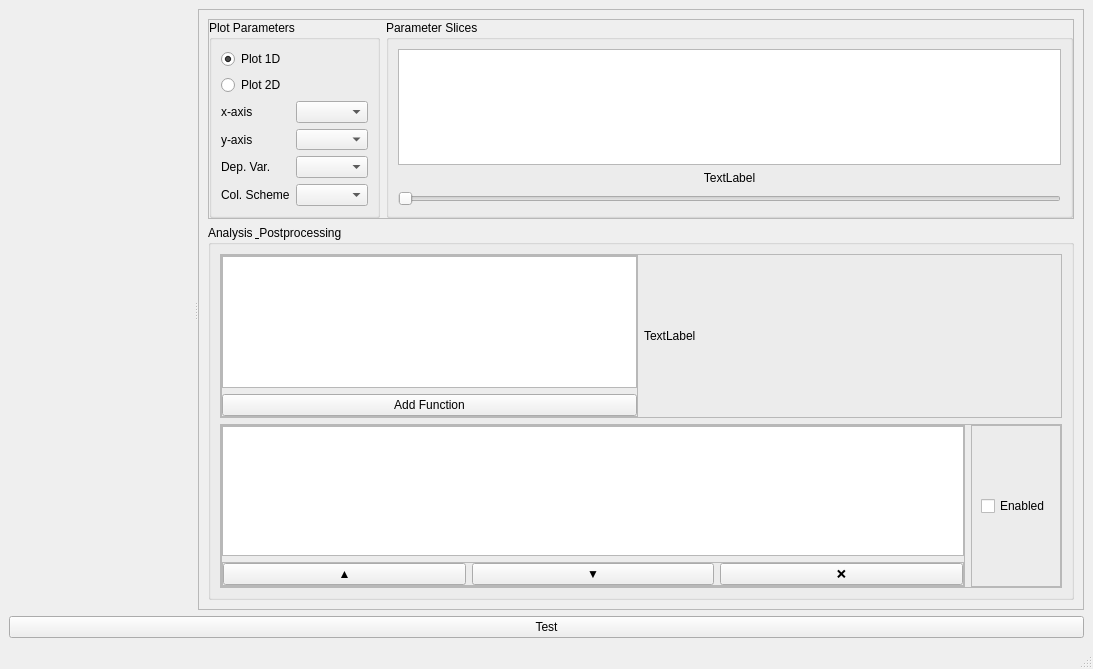
Old version of the form main.ui in the repository sqdlab/SQDViz.
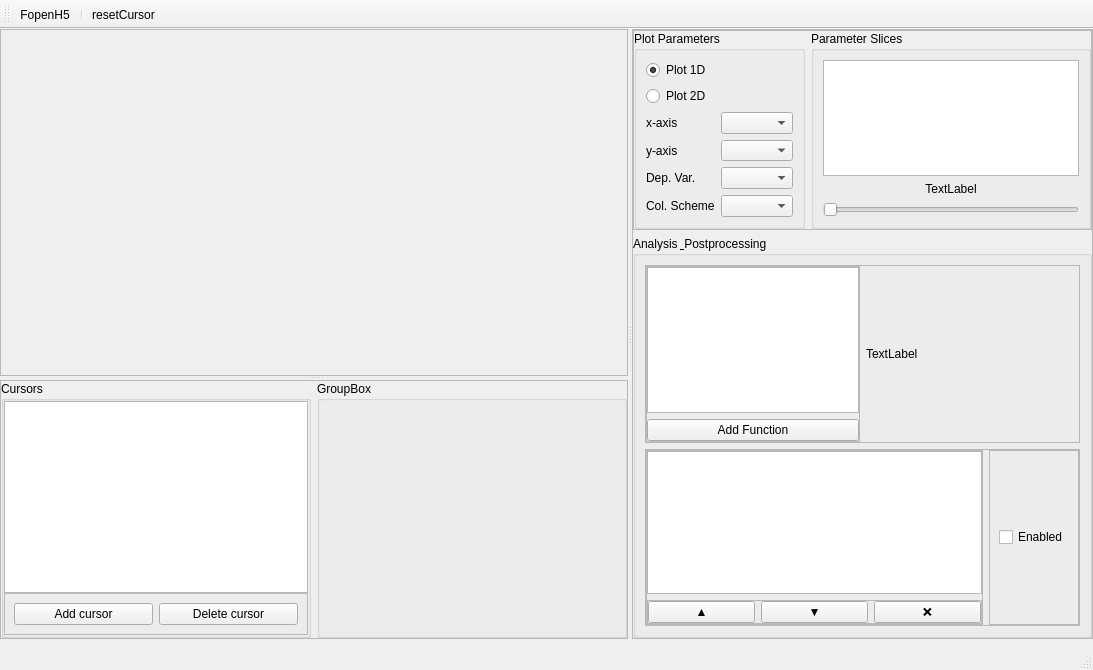
New version of the form. Icons and pictures are not drawn. Custom widgets are drawn as their Qt base class.

Commit message: Added icon support and cursors can be added/deleted without too much instability.

```diff
--- a/main.ui
+++ b/main.ui
@@ -7,7 +7,7 @@
     <x>0</x>
     <y>0</y>
     <width>1093</width>
-    <height>641</height>
+    <height>670</height>
    </rect>
   </property>
   <property name="windowTitle">
@@ -15,13 +15,194 @@
   </property>
   <widget class="QWidget" name="centralwidget">
    <layout class="QVBoxLayout" name="verticalLayout">
+    <property name="leftMargin">
+     <number>0</number>
+    </property>
+    <property name="topMargin">
+     <number>0</number>
+    </property>
+    <property name="rightMargin">
+     <number>0</number>
+    </property>
     <item>
      <widget class="QSplitter" name="splitter">
       <property name="orientation">
        <enum>Qt::Horizontal</enum>
       </property>
-      <widget class="GraphicsLayoutWidget" name="graphWidget" native="true"/>
+      <widget class="QFrame" name="frame">
+       <property name="sizePolicy">
+        <sizepolicy hsizetype="Preferred" vsizetype="Preferred">
+         <horstretch>2</horstretch>
+         <verstretch>0</verstretch>
+        </sizepolicy>
+       </property>
+       <layout class="QVBoxLayout" name="verticalLayout_2">
+        <property name="leftMargin">
+         <number>0</number>
+        </property>
+        <property name="topMargin">
+         <number>0</number>
+        </property>
+        <property name="rightMargin">
+         <number>0</number>
+        </property>
+        <property name="bottomMargin">
+         <number>0</number>
+        </property>
+        <item>
+         <widget class="QSplitter" name="splitter_2">
+          <property name="orientation">
+           <enum>Qt::Vertical</enum>
+          </property>
+          <widget class="QFrame" name="frame_2">
+           <property name="sizePolicy">
+            <sizepolicy hsizetype="Preferred" vsizetype="Preferred">
+             <horstretch>0</horstretch>
+             <verstretch>3</verstretch>
+            </sizepolicy>
+           </property>
+           <property name="frameShape">
+            <enum>QFrame::StyledPanel</enum>
+           </property>
+           <property name="frameShadow">
+            <enum>QFrame::Raised</enum>
+           </property>
+           <layout class="QVBoxLayout" name="verticalLayout_3">
+            <property name="leftMargin">
+             <number>0</number>
+            </property>
+            <property name="topMargin">
+             <number>0</number>
+            </property>
+            <property name="rightMargin">
+             <number>0</number>
+            </property>
+            <property name="bottomMargin">
+             <number>0</number>
+            </property>
+            <item>
+             <widget class="GraphicsLayoutWidget" name="graphWidget" native="true"/>
+            </item>
+           </layout>
+          </widget>
+          <widget class="QFrame" name="frame_3">
+           <property name="sizePolicy">
+            <sizepolicy hsizetype="Preferred" vsizetype="Preferred">
+             <horstretch>0</horstretch>
+             <verstretch>0</verstretch>
+            </sizepolicy>
+           </property>
+           <property name="frameShape">
+            <enum>QFrame::StyledPanel</enum>
+           </property>
+           <property name="frameShadow">
+            <enum>QFrame::Raised</enum>
+           </property>
+           <layout class="QHBoxLayout" name="horizontalLayout">
+            <property name="leftMargin">
+             <number>0</number>
+            </property>
+            <property name="topMargin">
+             <number>0</number>
+            </property>
+            <property name="rightMargin">
+             <number>0</number>
+            </property>
+            <property name="bottomMargin">
+             <number>0</number>
+            </property>
+            <item>
+             <widget class="QGroupBox" name="groupBox">
+              <property name="sizePolicy">
+               <sizepolicy hsizetype="Preferred" vsizetype="Preferred">
+                <horstretch>1</horstretch>
+                <verstretch>0</verstretch>
+               </sizepolicy>
+              </property>
+              <property name="title">
+               <string>Cursors</string>
+              </property>
+              <layout class="QVBoxLayout" name="verticalLayout_4">
+               <property name="spacing">
+                <number>0</number>
+               </property>
+               <property name="leftMargin">
+                <number>0</number>
+               </property>
+               <property name="topMargin">
+                <number>0</number>
+               </property>
+               <property name="rightMargin">
+                <number>0</number>
+               </property>
+               <property name="bottomMargin">
+                <number>0</number>
+               </property>
+               <item>
+                <widget class="QListWidget" name="lstbx_cursors">
+                 <property name="sizePolicy">
+                  <sizepolicy hsizetype="Expanding" vsizetype="Expanding">
+                   <horstretch>0</horstretch>
+                   <verstretch>1</verstretch>
+                  </sizepolicy>
+                 </property>
+                </widget>
+               </item>
+               <item>
+                <widget class="QFrame" name="frame_4">
+                 <property name="frameShape">
+                  <enum>QFrame::StyledPanel</enum>
+                 </property>
+                 <property name="frameShadow">
+                  <enum>QFrame::Raised</enum>
+                 </property>
+                 <layout class="QHBoxLayout" name="horizontalLayout_2">
+                  <item>
+                   <widget class="QPushButton" name="btn_cursor_add">
+                    <property name="text">
+                     <string>Add cursor</string>
+                    </property>
+                   </widget>
+                  </item>
+                  <item>
+                   <widget class="QPushButton" name="btn_cursor_del">
+                    <property name="text">
+                     <string>Delete cursor</string>
+                    </property>
+                   </widget>
+                  </item>
+                 </layout>
+                </widget>
+               </item>
+              </layout>
+             </widget>
+            </item>
+            <item>
+             <widget class="QGroupBox" name="groupBox_2">
+              <property name="sizePolicy">
+               <sizepolicy hsizetype="Preferred" vsizetype="Preferred">
+                <horstretch>1</horstretch>
+                <verstretch>0</verstretch>
+               </sizepolicy>
+              </property>
+              <property name="title">
+               <string>GroupBox</string>
+              </property>
+             </widget>
+            </item>
+           </layout>
+          </widget>
+         </widget>
+        </item>
+       </layout>
+      </widget>
       <widget class="QFrame" name="frame_8">
+       <property name="sizePolicy">
+        <sizepolicy hsizetype="Preferred" vsizetype="Preferred">
+         <horstretch>0</horstretch>
+         <verstretch>0</verstretch>
+        </sizepolicy>
+       </property>
        <property name="frameShape">
         <enum>QFrame::StyledPanel</enum>
        </property>
@@ -29,6 +210,18 @@
         <enum>QFrame::Raised</enum>
        </property>
        <layout class="QVBoxLayout" name="verticalLayout_8">
+        <property name="leftMargin">
+         <number>0</number>
+        </property>
+        <property name="topMargin">
+         <number>0</number>
+        </property>
+        <property name="rightMargin">
+         <number>0</number>
+        </property>
+        <property name="bottomMargin">
+         <number>0</number>
+        </property>
         <item>
          <widget class="QFrame" name="frame_9">
           <property name="maximumSize">
@@ -387,13 +580,6 @@
       </widget>
      </widget>
     </item>
-    <item>
-     <widget class="QPushButton" name="btn_test">
-      <property name="text">
-       <string>Test</string>
-      </property>
-     </widget>
-    </item>
    </layout>
   </widget>
   <widget class="QMenuBar" name="menubar">
@@ -407,6 +593,44 @@
    </property>
   </widget>
   <widget class="QStatusBar" name="statusbar"/>
+  <widget class="QToolBar" name="toolBar">
+   <property name="windowTitle">
+    <string>toolBar</string>
+   </property>
+   <attribute name="toolBarArea">
+    <enum>TopToolBarArea</enum>
+   </attribute>
+   <attribute name="toolBarBreak">
+    <bool>false</bool>
+   </attribute>
+   <addaction name="actionFopenH5"/>
+   <addaction name="separator"/>
+   <addaction name="actionresetCursor"/>
+  </widget>
+  <action name="actionFopenH5">
+   <property name="icon">
+    <iconset resource="Icons.qrc">
+     <normaloff>:/IconPrefixes/Icons/OpenSQDToolzHDF5.png</normaloff>:/IconPrefixes/Icons/OpenSQDToolzHDF5.png</iconset>
+   </property>
+   <property name="text">
+    <string>FopenH5</string>
+   </property>
+   <property name="toolTip">
+    <string>Open SQDToolz HDF5 file</string>
+   </property>
+  </action>
+  <action name="actionresetCursor">
+   <property name="icon">
+    <iconset resource="Icons.qrc">
+     <normaloff>:/IconPrefixes/Icons/ResetCursor.png</normaloff>:/IconPrefixes/Icons/ResetCursor.png</iconset>
+   </property>
+   <property name="text">
+    <string>resetCursor</string>
+   </property>
+   <property name="toolTip">
+    <string>Reset cursors outside of data bounds</string>
+   </property>
+  </action>
  </widget>
  <customwidgets>
   <customwidget>
```
Left out of the diff: 4 changed lines with no effect on the pictures. The commit also changes 6 other files.
